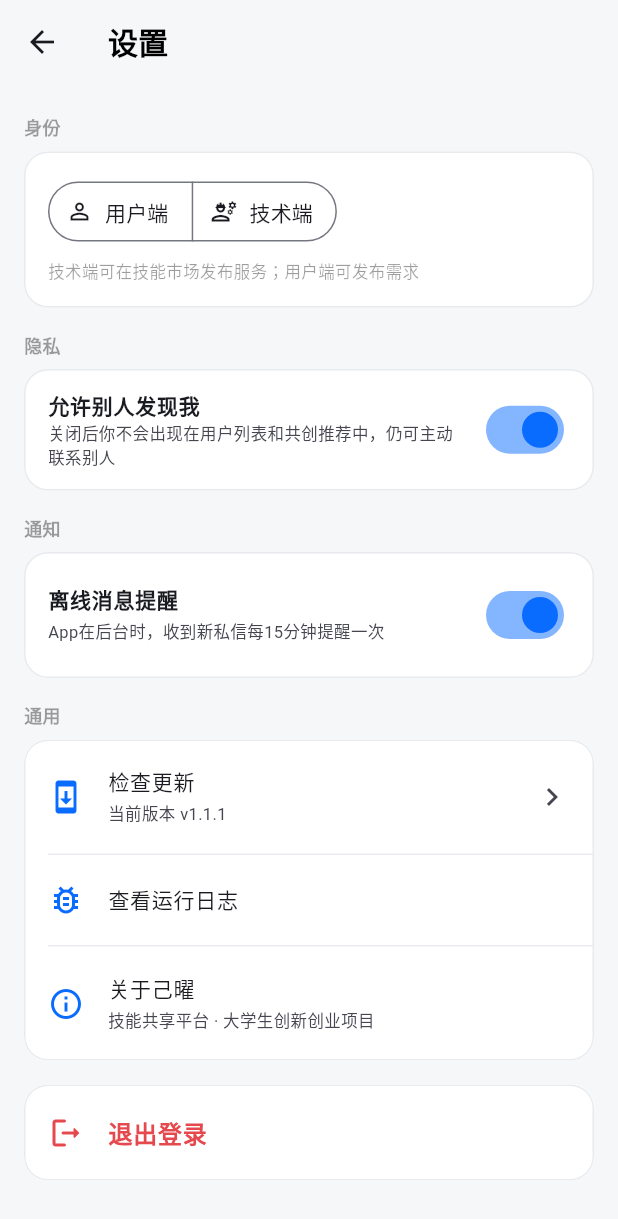
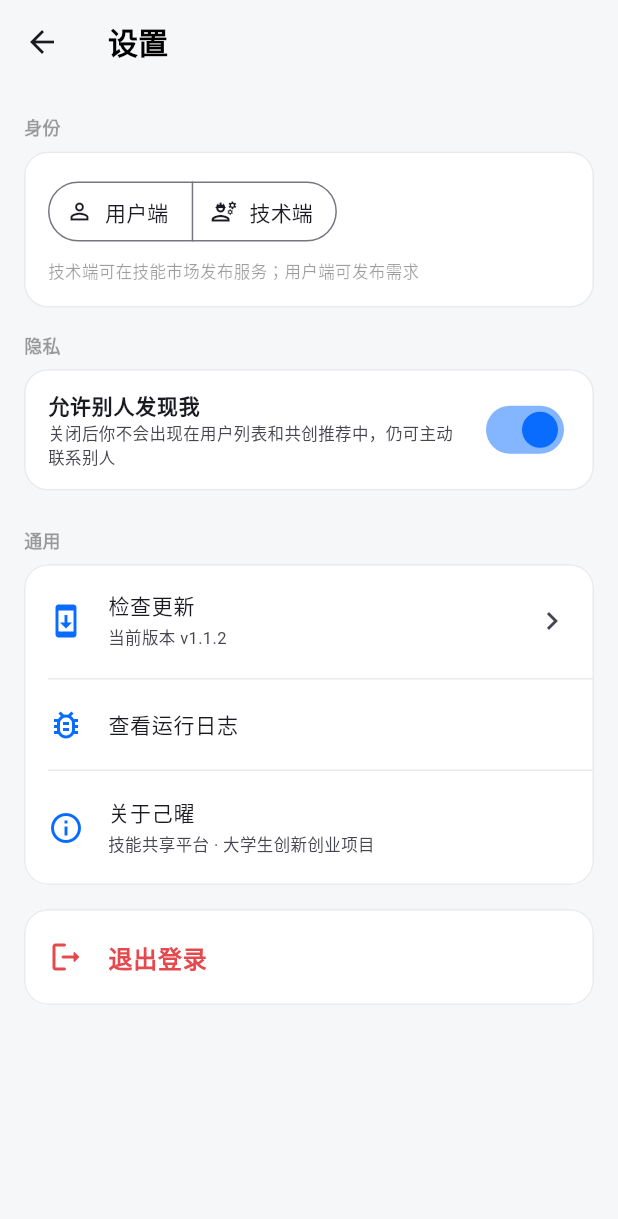
Before and after one commit to tunianovo/----------------------, a Flutter app: the SettingsPage screen opened directly with empty values, on a phone screen of 412 x 824 dp. Shown: the top 1219 px of the screen. Run offline on Flutter 3.47's test engine with Material 3 defaults, Android fonts, the light colour scheme and no system bars; our stand-ins replace flutter_local_notifications, geolocator, image_picker, shared_preferences; missing offline and left inert: workmanager; accounts and stored records are empty; network calls fail.

Commit message:
v1.1.2 诊断版：启动链路移除通知/后台轮询插件（定位闪退源头）

```diff
--- a/app/lib/bg_task.dart
+++ b/app/lib/bg_task.dart
@@ -79,9 +79,10 @@ void callbackDispatcher() {
 
 /// 注册后台定时轮询（系统保证至少15分钟一次）。逐段保护，失败不影响App
 Future<void> initBackgroundPolling() async {
+  return; // v1.1.2 诊断：整体禁用
   try {
     final prefs = await SharedPreferences.getInstance();
-    if (prefs.getBool('bg_notify') == false) return; // 用户在设置里关闭了提醒
+    if (prefs.getBool('bg_notify') == false) return;
   } catch (_) {}
   try {
     await Workmanager().initialize(callbackDispatcher);
--- a/app/lib/main.dart
+++ b/app/lib/main.dart
@@ -24,7 +24,7 @@ final Api api = Api();
 final ValueNotifier<UserAccount?> session = ValueNotifier(null);
 
 /// 当前 App 版本（与 pubspec.yaml 保持一致；用于更新检查）
-const String kAppVersion = '1.1.1';
+const String kAppVersion = '1.1.2';
 
 /// 崩溃日志写入（同步写，闪退前尽量落盘）
 void writeCrashLog(String what, Object error, StackTrace? st) {
@@ -59,12 +59,7 @@ Future<void> main() async {
 
     runApp(const JsgxApp());
 
-    // 后台消息提醒：延后到界面起来之后，且逐段保护，绝不影响启动
-    if (session.value != null) {
-      Timer(const Duration(seconds: 5), () {
-        initBackgroundPolling().catchError((_) {});
-      });
-    }
+    // v1.1.2 诊断：后台消息提醒暂时禁用（workmanager 嫌疑）
   }, (error, stack) {
     writeCrashLog('ZoneError', error, stack);
   });
@@ -199,10 +194,7 @@ class _AppGateState extends State<AppGate> {
     await SessionStore.save(u, api.token!);
     session.value = u;
     _startHeartbeat();
-    // 登录后延迟注册后台消息轮询（独立保护）
-    Timer(const Duration(seconds: 5), () {
-      initBackgroundPolling().catchError((_) {});
-    });
+    // v1.1.2 诊断：后台消息提醒暂时禁用
   }
 
   @override
--- a/app/lib/pages/chats_page.dart
+++ b/app/lib/pages/chats_page.dart
@@ -36,7 +36,7 @@ class ChatsPageState extends State<ChatsPage> with AutomaticKeepAliveClientMixin
     _load();
     _loadUsers();
     _loadGroups();
-    requestNotificationPermission(); // Android 13+ 通知权限
+    // requestNotificationPermission(); // v1.1.2 诊断：暂时禁用通知
     // 每5秒轮询新消息/在线状态
     Stream.periodic(const Duration(seconds: 5)).listen((_) { if (mounted) _load(silent: true); });
   }
--- a/app/lib/pages/settings_page.dart
+++ b/app/lib/pages/settings_page.dart
@@ -127,26 +127,7 @@ class _SettingsPageState extends State<SettingsPage> {
           activeColor: kPrimary,
           onChanged: (v) => _toggleDiscoverable(v),
         )),
-        const SizedBox(height: 16),
-        const Text('通知', style: TextStyle(fontSize: 12, color: Colors.black38, fontWeight: FontWeight.w600)),
         const SizedBox(height: 8),
-        Card(child: SwitchListTile(
-          contentPadding: const EdgeInsets.symmetric(horizontal: 16, vertical: 6),
-          title: const Text('离线消息提醒', style: TextStyle(fontSize: 14, fontWeight: FontWeight.w600)),
-          subtitle: const Text('App在后台时，收到新私信每15分钟提醒一次', style: TextStyle(fontSize: 11)),
-          value: bgNotify,
-          activeColor: kPrimary,
-          onChanged: (v) async {
-            setState(() => bgNotify = v);
-            final p = await SharedPreferences.getInstance();
-            await p.setBool('bg_notify', v);
-            if (v) {
-              initBackgroundPolling().catchError((_) {});
-            } else {
-              disableBackgroundPolling();
-            }
-          },
-        )),
         const SizedBox(height: 16),
         const Text('通用', style: TextStyle(fontSize: 12, color: Colors.black38, fontWeight: FontWeight.w600)),
         const SizedBox(height: 8),
--- a/app/pubspec.yaml
+++ b/app/pubspec.yaml
@@ -1,7 +1,7 @@
 name: jsgx_app
 description: "技能共享平台手机客户端 - 聊天/服务市场/在线状态"
 publish_to: 'none'
-version: 1.1.1+7
+version: 1.1.2+8
 
 environment:
   sdk: '>=3.0.0 <4.0.0'
```
Also changed, not shown: 1 other file.
